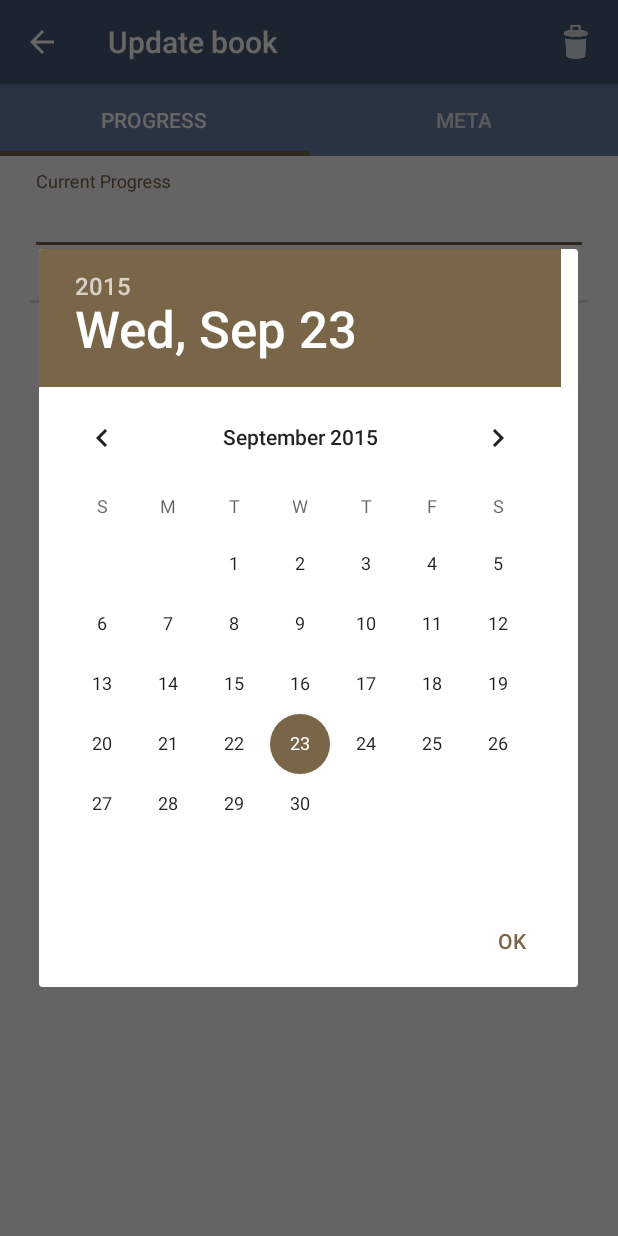
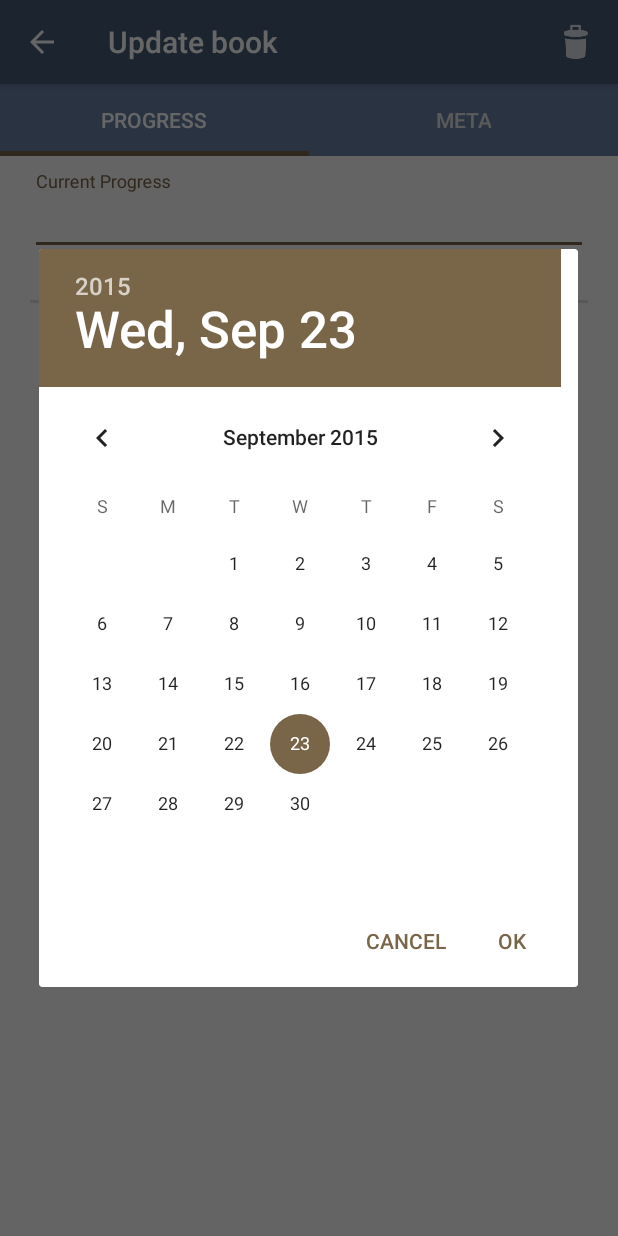
Before and after one commit to nyakeh/PaperTrail, an Android app: the BookFragment screen opened directly, with no data from a screen before it, after a tap on an icon or button, on a phone screen of 412 x 824 dp. Run offline under Robolectric (Android 15) with nearby library versions, the phone set to English and light mode, and no system bars; 14 statements that could not run were skipped.

Commit message:
Added explicit cancel button to the date picker (it feels more obvious than having to tap the edges or press back - & its what lord Duarte does in Keep #InHoloWeTrust).

```diff
--- a/app/src/main/java/uk/co/nyakeh/papertrail/DatePickerFragment.java
+++ b/app/src/main/java/uk/co/nyakeh/papertrail/DatePickerFragment.java
@@ -47,7 +47,7 @@ public class DatePickerFragment extends DialogFragment {
 
         return new AlertDialog.Builder(getActivity())
                 .setView(dateDialogView)
-                .setPositiveButton(android.R.string.ok, new DialogInterface.OnClickListener() {
+                .setPositiveButton(R.string.ok, new DialogInterface.OnClickListener() {
                     @Override
                     public void onClick(DialogInterface dialog, int which) {
                         int year = mDatePicker.getYear();
@@ -57,6 +57,10 @@ public class DatePickerFragment extends DialogFragment {
                         Date selectedDate = new GregorianCalendar(year, month, day).getTime();
                         sendResult(Activity.RESULT_OK, selectedDate);
                     }
+                })
+                .setNegativeButton(R.string.cancel, new DialogInterface.OnClickListener() {
+                    @Override
+                    public void onClick(DialogInterface dialog, int which) { }
                 })
                 .create();
     }
--- a/app/src/main/res/values/strings.xml
+++ b/app/src/main/res/values/strings.xml
@@ -15,4 +15,6 @@
     <string name="track_new_book">Track new book</string>
     <string name="book_progress_label">Current Progress</string>
     <string name="book">Book</string>
+    <string name="cancel">CANCEL</string>
+    <string name="ok">OK</string>
 </resources>
```
